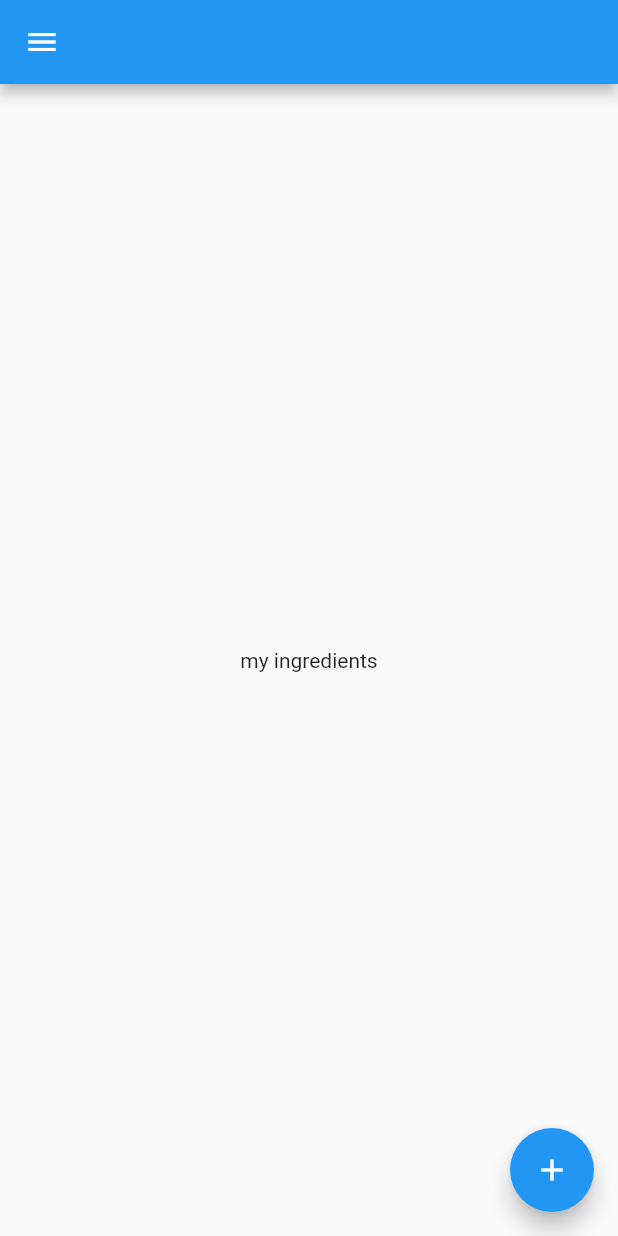
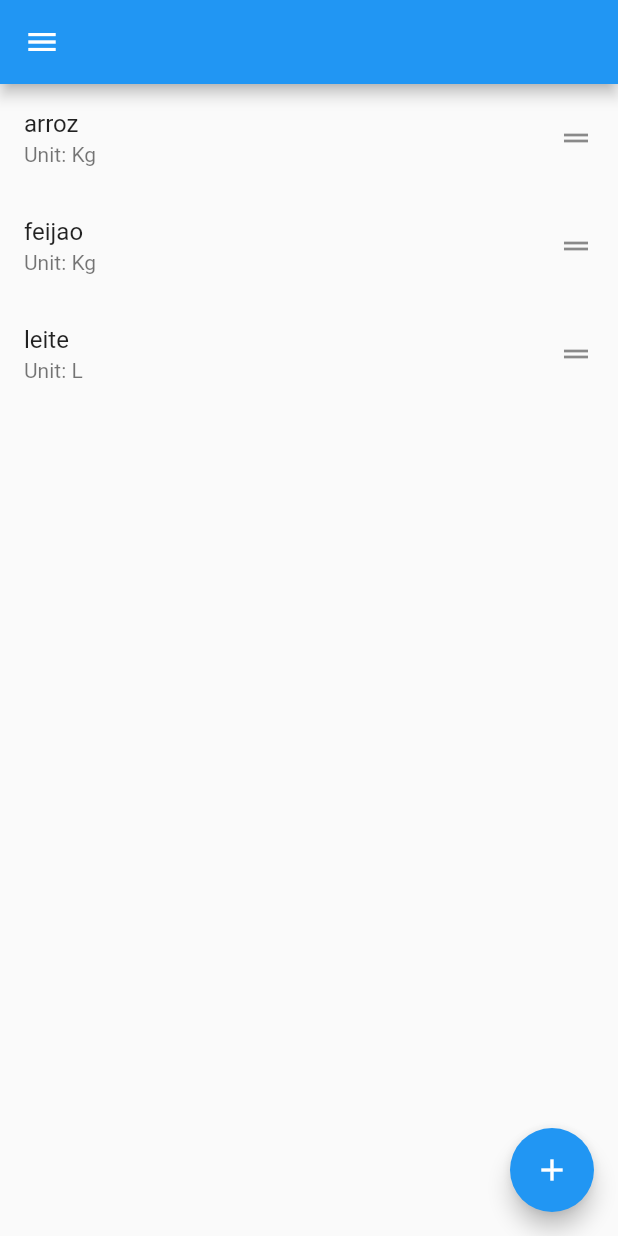
Before and after one commit to JoaoPauloLousada/flutter-recipes-shopping-list, a Flutter app: the MyIngredientsScreen screen opened by its route, on a phone screen of 412 x 824 dp. Run offline on Flutter 3.47's test engine with Material 2 defaults, Android fonts, the phone set to English and light mode, and no system bars.

```diff
--- a/lib/modules/ingredients/domain/ingredient_model.dart
+++ b/lib/modules/ingredients/domain/ingredient_model.dart
@@ -3,6 +3,9 @@ import 'package:recipes_shopping_list/modules/ingredients/domain/units_enum.dart
 class Ingredient {
   String _name = '';
   IngredientUnit _unit = IngredientUnit.GRAMS;
+
+  Ingredient(this._name, this._unit);
+  Ingredient.empty();
 
   String get name {
     return this._name;
--- /dev/null
+++ b/lib/modules/ingredients/domain/ingredient_repository.dart
@@ -0,0 +1 @@
+class IngredientRepository {}
--- /dev/null
+++ b/lib/modules/ingredients/domain/ingredient_service.dart
@@ -0,0 +1,16 @@
+import 'dart:io';
+
+import 'package:recipes_shopping_list/modules/ingredients/domain/ingredient_model.dart';
+import 'package:recipes_shopping_list/modules/ingredients/domain/mock_ingredients_response.dart';
+
+class IngredientService {
+  IngredientService({
+    required this.http,
+  });
+  final HttpClient http;
+
+  Future<List<Ingredient>> getIngredientsList() {
+    print('getIngredientsList $mockIngredientList');
+    return Future.value(mockIngredientList);
+  }
+}
--- /dev/null
+++ b/lib/modules/ingredients/domain/mock_ingredients_response.dart
@@ -0,0 +1,8 @@
+import 'package:recipes_shopping_list/modules/ingredients/domain/ingredient_model.dart';
+import 'package:recipes_shopping_list/modules/ingredients/domain/units_enum.dart';
+
+List<Ingredient> mockIngredientList = [
+  new Ingredient('arroz', IngredientUnit.KILOGRAMS),
+  new Ingredient('feijao', IngredientUnit.KILOGRAMS),
+  new Ingredient('leite', IngredientUnit.LITTERS),
+];
--- /dev/null
+++ b/lib/modules/ingredients/ui/my_ingredients_list.dart
@@ -0,0 +1,25 @@
+import 'package:flutter/material.dart';
+import 'package:recipes_shopping_list/modules/ingredients/domain/ingredient_model.dart';
+import 'package:recipes_shopping_list/modules/ingredients/domain/units_enum.dart';
+
+class MyIngredientsList extends StatelessWidget {
+  const MyIngredientsList({Key? key, required this.list}) : super(key: key);
+  final List<Ingredient> list;
+
+  @override
+  Widget build(BuildContext context) {
+    return ListView.builder(
+      itemCount: list.length,
+      itemBuilder: (context, index) {
+        return ListTile(
+          title: Text(list[index].name),
+          subtitle: Text('Unit: ${getIngredientUnit(list[index].unit)}'),
+          trailing: Icon(Icons.drag_handle),
+          onLongPress: () {
+            print('Delete or edit action');
+          },
+        );
+      },
+    );
+  }
+}
--- a/lib/screens/my_ingredients_screen.dart
+++ b/lib/screens/my_ingredients_screen.dart
@@ -1,6 +1,11 @@
+import 'dart:io';
+
 import 'package:flutter/material.dart';
 import 'package:recipes_shopping_list/core/router/routes.dart';
 import 'package:recipes_shopping_list/core/widgets/layouts/default.dart';
+import 'package:recipes_shopping_list/modules/ingredients/domain/ingredient_model.dart';
+import 'package:recipes_shopping_list/modules/ingredients/domain/ingredient_service.dart';
+import 'package:recipes_shopping_list/modules/ingredients/ui/my_ingredients_list.dart';
 
 class MyIngredientsScreen extends StatefulWidget {
   MyIngredientsScreen({Key? key}) : super(key: key);
@@ -10,11 +15,27 @@ class MyIngredientsScreen extends StatefulWidget {
 }
 
 class _MyIngredientsScreenState extends State<MyIngredientsScreen> {
+  IngredientService ingredientService =
+      new IngredientService(http: new HttpClient());
+
+  late Future<List<Ingredient>> list;
+
+  @override
+  void initState() {
+    super.initState();
+    list = this.ingredientService.getIngredientsList();
+  }
+
   @override
   Widget build(BuildContext context) {
+    return FutureBuilder(
+      future: list,
+      builder: (context, snapshot) {
         return LayoutDefault(
           body: Center(
-        child: Text('my ingredients'),
+            child: snapshot.hasData
+                ? MyIngredientsList(list: snapshot.data as List<Ingredient>)
+                : Text('my ingredients'),
           ),
           floatingActionButton: FloatingActionButton(
             child: Icon(Icons.add),
@@ -24,5 +45,7 @@ class _MyIngredientsScreenState extends State<MyIngredientsScreen> {
             },
           ),
         );
+      },
+    );
   }
 }
--- a/pubspec.yaml
+++ b/pubspec.yaml
@@ -23,6 +23,7 @@ environment:
 dependencies:
   flutter:
     sdk: flutter
+  http: ^0.13.3
 
 
   # The following adds the Cupertino Icons font to your application.
```
Also changed, not shown: lib/modules/ingredients/ui/new_ingredient_form.dart (+5 -2 lines), lib/screens/new_ingredient.dart (+24 -6 lines), pubspec.lock, 1 other file. Lines whose indentation alone changed are shown as unchanged.
